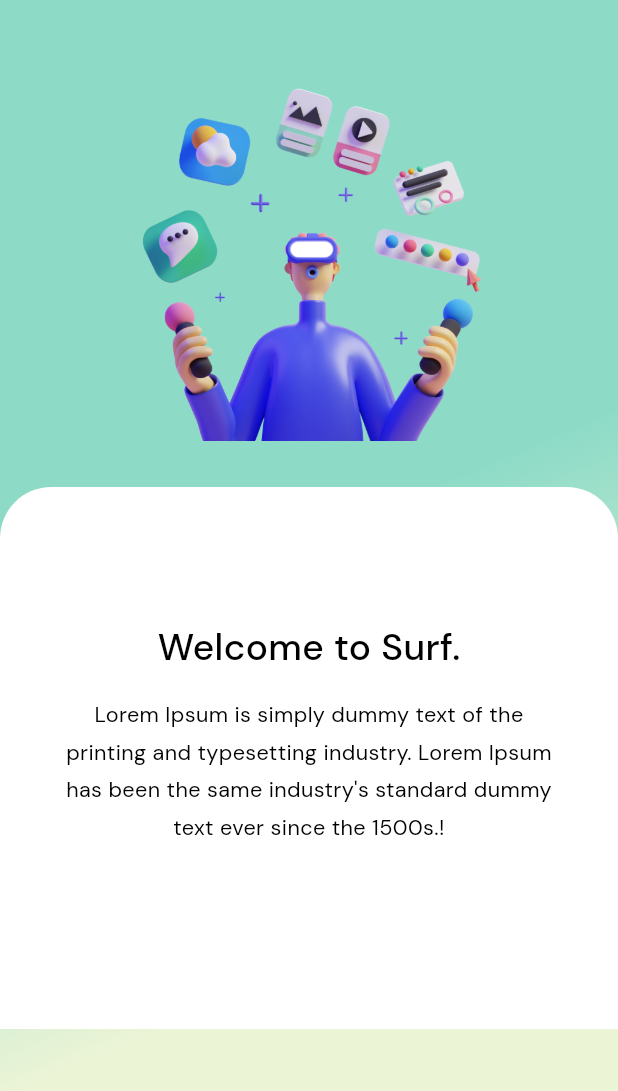
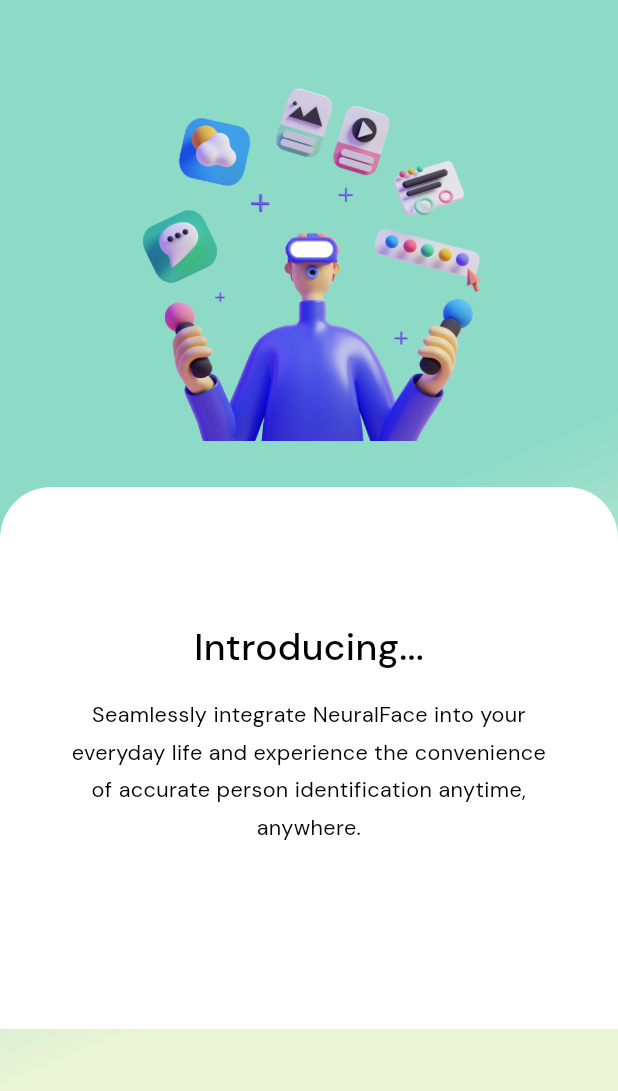
Before and after one commit to scssandanayake/NeuralFace-Person-Identifier-Application, a Flutter app: the OnboardingScreensThreeScreen screen opened by its route, on a phone screen of 412 x 824 dp, the part 145-1236 px from its top. Run offline on Flutter 3.47's test engine with Material 3 defaults, Android fonts, the phone set to English and light mode, and no system bars; our stand-ins replace cached_network_image, camera, cloud_firestore, firebase_auth, firebase_core, flutter_svg and 4 more; missing offline and left inert: google_mlkit_face_detection, tflite_flutter; accounts and stored records are empty.

Commit message:
onboarding screen's changes done

```diff
--- a/lib/presentation/main_login_sign_up_screen/main_login_sign_up_screen.dart
+++ b/lib/presentation/main_login_sign_up_screen/main_login_sign_up_screen.dart
@@ -36,8 +36,8 @@ class MainLoginSignUpScreen extends StatelessWidget {
                 width: 288.h,
                 margin: EdgeInsets.symmetric(horizontal: 15.h),
                 child: Text(
-                  "Lorem Ipsum is simply dummy text of the printing and typesetting industry. Lorem Ipsum ",
-                  maxLines: 2,
+                  "Enhance your security with NeuralFace, the person detection solution, now just a tap away on your home screen",
+                  maxLines: 3,
                   overflow: TextOverflow.ellipsis,
                   textAlign: TextAlign.center,
                   style: CustomTextStyles.bodyMediumBlack900_1.copyWith(
--- a/lib/presentation/onboarding_screens_four_screen/onboarding_screens_four_screen.dart
+++ b/lib/presentation/onboarding_screens_four_screen/onboarding_screens_four_screen.dart
@@ -59,7 +59,7 @@ class OnboardingScreensFourScreen extends StatelessWidget {
                     mainAxisAlignment: MainAxisAlignment.center,
                     children: [
                       Text(
-                        "Welcome to Surf.",
+                        "Let's Get Started...",
                         style: CustomTextStyles.headlineSmallDMSansBlack900,
                       ),
                       SizedBox(height: 15.v),
@@ -67,7 +67,7 @@ class OnboardingScreensFourScreen extends StatelessWidget {
                         width: 290.h,
                         margin: EdgeInsets.symmetric(horizontal: 5.h),
                         child: Text(
-                          "Lorem Ipsum is simply dummy text of the printing and typesetting industry. Lorem Ipsum has been the same industry's standard dummy text ever since the 1500s.!",
+                          "With NeuralFace, and take control of your security with intuitive person identification at your fingertips.",
                           maxLines: 4,
                           overflow: TextOverflow.ellipsis,
                           textAlign: TextAlign.center,
--- a/lib/presentation/onboarding_screens_one_screen/onboarding_screens_one_screen.dart
+++ b/lib/presentation/onboarding_screens_one_screen/onboarding_screens_one_screen.dart
@@ -59,7 +59,7 @@ class OnboardingScreensOneScreen extends StatelessWidget {
                     mainAxisAlignment: MainAxisAlignment.center,
                     children: [
                       Text(
-                        "Welcome to Surf.",
+                        "Welcome to NeuralFace!",
                         style: CustomTextStyles.headlineSmallDMSansBlack900,
                       ),
                       SizedBox(height: 15.v),
@@ -67,7 +67,7 @@ class OnboardingScreensOneScreen extends StatelessWidget {
                         width: 290.h,
                         margin: EdgeInsets.symmetric(horizontal: 15.h),
                         child: Text(
-                          "Lorem Ipsum is simply dummy text of the printing and typesetting industry. Lorem Ipsum has been the same industry's standard dummy text ever since the 1500s.!",
+                          "Your comprehensive person identifier app, enhancing safety and convenience with every scan.",
                           maxLines: 4,
                           overflow: TextOverflow.ellipsis,
                           textAlign: TextAlign.center,
--- a/lib/presentation/onboarding_screens_three_screen/onboarding_screens_three_screen.dart
+++ b/lib/presentation/onboarding_screens_three_screen/onboarding_screens_three_screen.dart
@@ -59,7 +59,7 @@ class OnboardingScreensThreeScreen extends StatelessWidget {
                     mainAxisAlignment: MainAxisAlignment.center,
                     children: [
                       Text(
-                        "Welcome to Surf.",
+                        "Introducing...",
                         style: CustomTextStyles.headlineSmallDMSansBlack900,
                       ),
                       SizedBox(height: 15.v),
@@ -67,7 +67,7 @@ class OnboardingScreensThreeScreen extends StatelessWidget {
                         width: 290.h,
                         margin: EdgeInsets.symmetric(horizontal: 15.h),
                         child: Text(
-                          "Lorem Ipsum is simply dummy text of the printing and typesetting industry. Lorem Ipsum has been the same industry's standard dummy text ever since the 1500s.!",
+                          "Seamlessly integrate NeuralFace into your everyday life and experience the convenience of accurate person identification anytime, anywhere.",
                           maxLines: 4,
                           overflow: TextOverflow.ellipsis,
                           textAlign: TextAlign.center,
--- a/lib/presentation/onboarding_screens_two_screen/onboarding_screens_two_screen.dart
+++ b/lib/presentation/onboarding_screens_two_screen/onboarding_screens_two_screen.dart
@@ -59,7 +59,7 @@ class OnboardingScreensTwoScreen extends StatelessWidget {
                     mainAxisAlignment: MainAxisAlignment.center,
                     children: [
                       Text(
-                        "Welcome to Surf.",
+                        "Introducing...",
                         style: CustomTextStyles.headlineSmallDMSansBlack900,
                       ),
                       SizedBox(height: 15.v),
@@ -67,7 +67,7 @@ class OnboardingScreensTwoScreen extends StatelessWidget {
                         width: 290.h,
                         margin: EdgeInsets.symmetric(horizontal: 15.h),
                         child: Text(
-                          "Lorem Ipsum is simply dummy text of the printing and typesetting industry. Lorem Ipsum has been the same industry's standard dummy text ever since the 1500s.!",
+                          "The power of NeuralFace as it effortlessly identifies individuals, simplifying your daily interactions.",
                           maxLines: 4,
                           overflow: TextOverflow.ellipsis,
                           textAlign: TextAlign.center,
```
